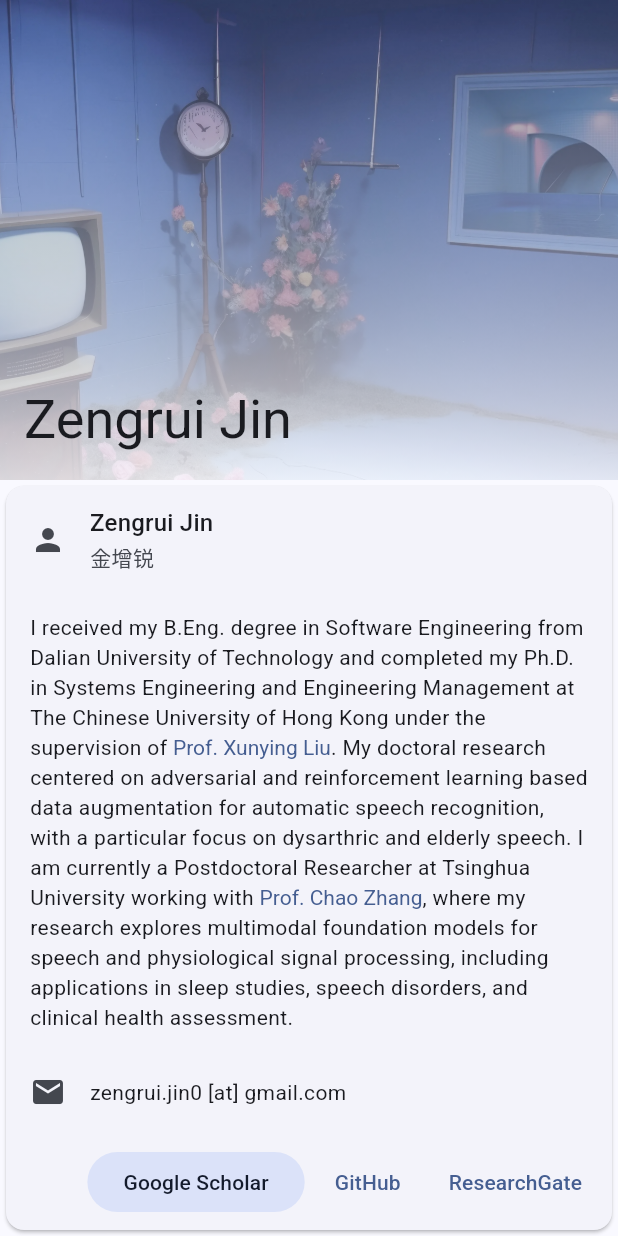
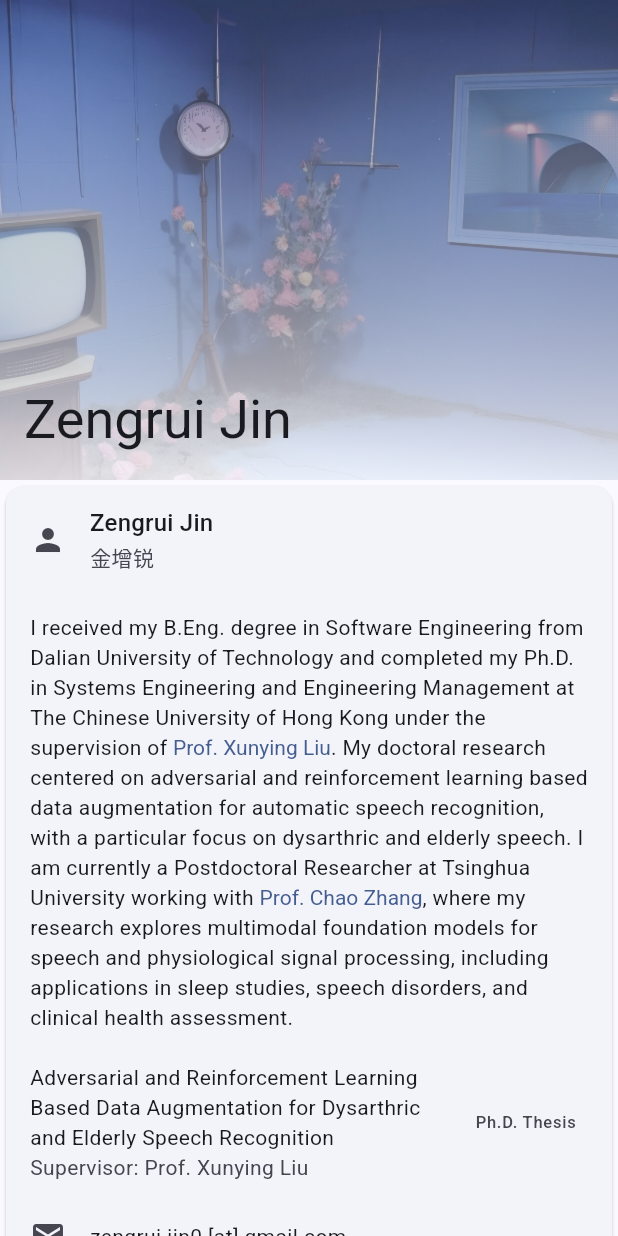
Before and after one commit to JinZr/flutter_io_page, a Flutter app: the screen it shows after launch, on a phone screen of 412 x 824 dp. Run offline on Flutter 3.47's test engine with Material 3 defaults, Android fonts, the phone set to English and light mode, and no system bars; network calls fail; Roboto replaces fonts that are missing (Roboto Serif).

Commit message:
Add Ph.D. thesis to selected publication list
Inserted a new entry for Zengrui Jin's 2024 Ph.D. thesis on data augmentation for dysarthric and elderly speech recognition in selected_pub_list.json and its build outputs. Also updated generated build files to reflect this change.

```diff
--- a/assets/texts/selected_pub_list.json
+++ b/assets/texts/selected_pub_list.json
@@ -1,4 +1,12 @@
 [
+    {
+        "venue": "Ph.D. Thesis",
+        "title": "Adversarial and Reinforcement Learning Based Data Augmentation for Dysarthric and Elderly Speech Recognition",
+        "link": "https://www.proquest.com/docview/3252771546?accountid=29018&sourcetype=Dissertations%20&%20Theses",
+        "author": "Zengrui Jin",
+        "year": "2024",
+        "theme": "Ph.D. Thesis"
+    },
     {
         "venue": "ICLR (Oral)",
         "title": "Zipformer: A faster and better encoder for automatic speech recognition",
--- a/lib/home_components/self_intro_card.dart
+++ b/lib/home_components/self_intro_card.dart
@@ -1,5 +1,6 @@
 import 'package:flutter/material.dart';
 import 'package:flutter/services.dart';
+import 'package:url_launcher/url_launcher.dart';
 
 import 'package:zr_jin_page/utilities/author_name.dart';
 import 'package:zr_jin_page/utilities/link_buttonbar.dart';
@@ -26,6 +27,22 @@ class IntroductionCard extends StatelessWidget {
           const Padding(
             padding: EdgeInsets.symmetric(horizontal: 16, vertical: 12),
             child: MyIntroduction(),
+          ),
+          ListTile(
+            title: Text(
+              "Adversarial and Reinforcement Learning Based Data Augmentation for Dysarthric and Elderly Speech Recognition",
+              style: Theme.of(context).textTheme.bodyMedium!,
+            ),
+            subtitle: const Text("Supervisor: Prof. Xunying Liu"),
+            trailing: const Text("Ph.D. Thesis"),
+            onTap: () async {
+              final uri = Uri.parse(
+                "https://www.proquest.com/docview/3252771546?accountid=29018&sourcetype=Dissertations%20&%20Theses",
+              );
+              if (!await launchUrl(uri)) {
+                throw 'Could not launch $uri';
+              }
+            },
           ),
           ListTile(
             leading: const Icon(Icons.email),
```
Also changed, not shown: 17 other files.
